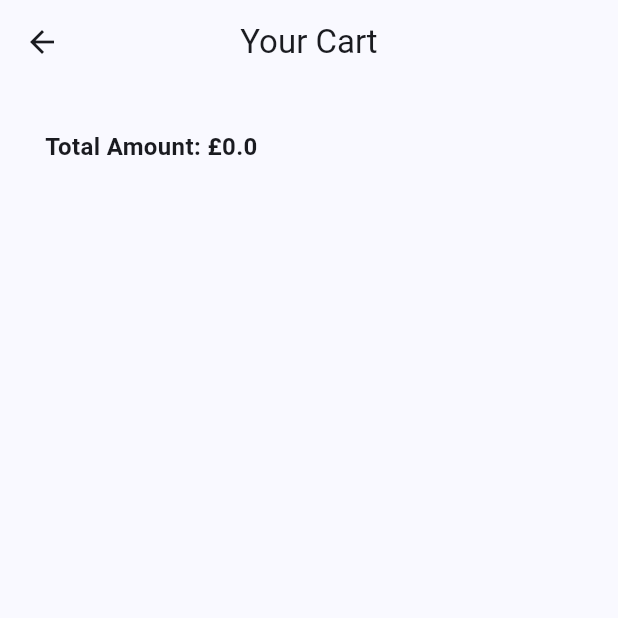
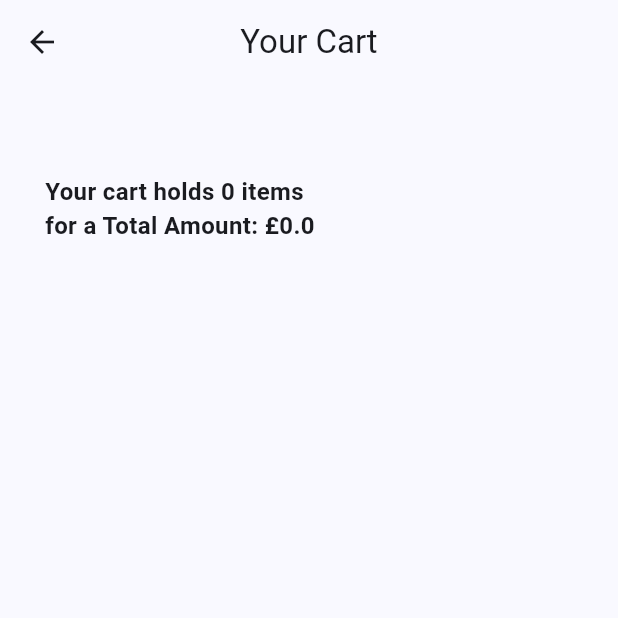
Before and after one commit to emagnu/nn_riverpod, a Flutter app: the screen it shows after launch, after a tap on the "shopping bag" icon, on a phone screen of 412 x 824 dp, the top half of it. Run offline on Flutter 3.47's test engine with Material 3 defaults, Android fonts, the phone set to English and light mode, and no system bars; our stand-ins replace flutter_riverpod, riverpod_annotation; generated files the repository leaves out were written again.

Commit message:
11 - Final Touches (3:02)

```diff
--- a/lib/screens/cart/cart_screen.dart
+++ b/lib/screens/cart/cart_screen.dart
@@ -25,6 +25,8 @@ class _CartScreenState extends ConsumerState<CartScreen> {
     // final cartProducts = ref.watch(reducedProductsProvider);
     final cartProducts = ref.watch(cartNotifierProvider);
     final total = ref.watch(cartTotalProvider);
+    final numberOfItems = ref.watch(cartNotifierProvider).length;
+
     return Scaffold(
       appBar: AppBar(
         title: const Text('Your Cart'),
@@ -53,10 +55,11 @@ class _CartScreenState extends ConsumerState<CartScreen> {
                 );
               }).toList(),
             ),
+            const SizedBox(height: 30.0),
 
             // output totals here
             Text(
-              'Total Amount: £$total',
+              'Your cart holds $numberOfItems items \nfor a Total Amount: £$total',
               textAlign: TextAlign.justify,
               style: const TextStyle(fontSize: 16, fontWeight: FontWeight.bold),
             )
--- a/lib/shared/cart_icon.dart
+++ b/lib/shared/cart_icon.dart
@@ -1,16 +1,21 @@
 //  //   ///
 //  Import LIBRARIES
 import 'package:flutter/material.dart';
+import 'package:flutter_riverpod/flutter_riverpod.dart';
 //  Import FILES
+import '../providers/cart_provider.dart';
 import '../screens/cart/cart_screen.dart';
 
 //  //  //   ///
 
-class CartIcon extends StatelessWidget {
+// class CartIcon extends StatelessWidget {
+class CartIcon extends ConsumerWidget {
   const CartIcon({super.key});
 
   @override
-  Widget build(BuildContext context) {
+  Widget build(BuildContext context, WidgetRef ref) {
+    final numberOfItems = ref.watch(cartNotifierProvider).length;
+
     return Stack(
       children: [
         IconButton(
@@ -32,6 +37,13 @@ class CartIcon extends StatelessWidget {
               borderRadius: BorderRadius.circular(10),
               color: Colors.blueAccent,
             ),
+            child: Text(
+              '$numberOfItems',
+              style: const TextStyle(
+                color: Colors.white,
+                fontSize: 12,
+              ),
+            ),
           ),
         ),
       ],
```
